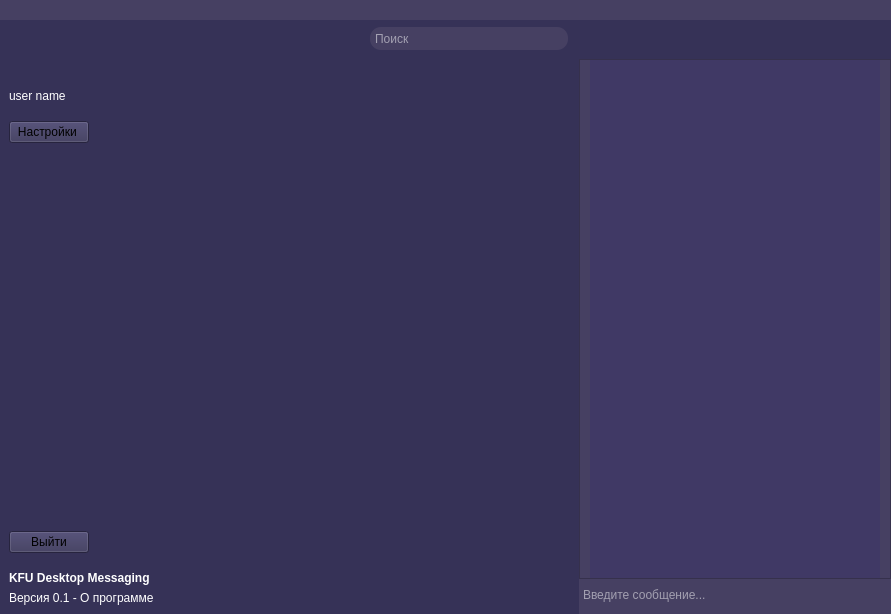
This is client/GUI/UI_MainWindow.ui in Vityshha/desktop-messenger as Qt 5 draws it before an edit. The edited form follows.
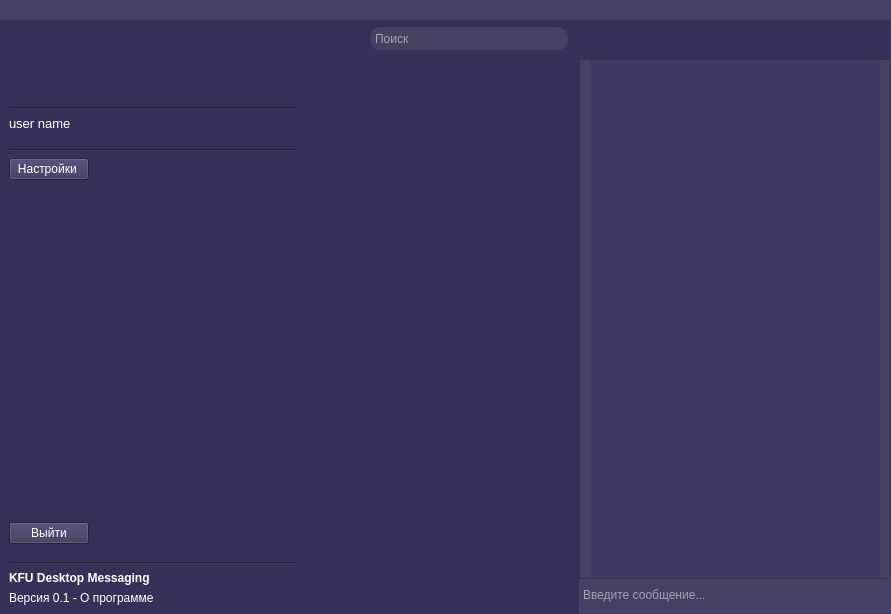
This is the edited form. Icons and pictures are not drawn. Custom widgets are drawn as their Qt base class.

Commit message: add load image

What changed in the file:
```diff
--- a/client/GUI/UI_MainWindow.ui
+++ b/client/GUI/UI_MainWindow.ui
@@ -215,13 +215,13 @@
              <property name="bottomMargin">
               <number>0</number>
              </property>
-             <item alignment="Qt::AlignLeft|Qt::AlignTop">
+             <item alignment="Qt::AlignTop">
               <widget class="QWidget" name="user_info" native="true">
                <layout class="QVBoxLayout" name="verticalLayout_10">
                 <property name="rightMargin">
                  <number>9</number>
                 </property>
-                <item>
+                <item alignment="Qt::AlignLeft">
                  <widget class="QLabel" name="icon_user">
                   <property name="sizePolicy">
                    <sizepolicy hsizetype="Preferred" vsizetype="Preferred">
@@ -229,10 +229,16 @@
                     <verstretch>0</verstretch>
                    </sizepolicy>
                   </property>
+                  <property name="minimumSize">
+                   <size>
+                    <width>50</width>
+                    <height>50</height>
+                   </size>
+                  </property>
                   <property name="font">
                    <font>
                     <family>MS Reference Sans Serif</family>
-                    <pointsize>30</pointsize>
+                    <pointsize>40</pointsize>
                     <stylestrategy>NoAntialias</stylestrategy>
                    </font>
                   </property>
@@ -240,15 +246,29 @@
                    <cursorShape>PointingHandCursor</cursorShape>
                   </property>
                   <property name="styleSheet">
-                   <string notr="true">image: url(GUI/icons/person.png);</string>
+                   <string notr="true">image: url(GUI/icons/person.png);
+border: 3px;
+border-radius: 40px;</string>
                   </property>
                   <property name="text">
                    <string/>
                   </property>
                  </widget>
                 </item>
+                <item>
+                 <widget class="Line" name="line_3">
+                  <property name="orientation">
+                   <enum>Qt::Horizontal</enum>
+                  </property>
+                 </widget>
+                </item>
                 <item alignment="Qt::AlignBottom">
                  <widget class="QLabel" name="name_user">
+                  <property name="font">
+                   <font>
+                    <pointsize>10</pointsize>
+                   </font>
+                  </property>
                   <property name="styleSheet">
                    <string notr="true">color: rgb(255, 255, 255);</string>
                   </property>
@@ -272,8 +292,18 @@
                 <property name="rightMargin">
                  <number>9</number>
                 </property>
+                <item>
+                 <widget class="Line" name="line">
+                  <property name="orientation">
+                   <enum>Qt::Horizontal</enum>
+                  </property>
+                 </widget>
+                </item>
                 <item alignment="Qt::AlignLeft">
                  <widget class="QPushButton" name="btn_menu_settings">
+                  <property name="styleSheet">
+                   <string notr="true">color: rgb(255, 255, 255)</string>
+                  </property>
                   <property name="text">
                    <string>Настройки </string>
                   </property>
@@ -294,6 +324,9 @@
                 </item>
                 <item alignment="Qt::AlignLeft">
                  <widget class="QPushButton" name="btn_user_close">
+                  <property name="styleSheet">
+                   <string notr="true">color: rgb(255, 255, 255)</string>
+                  </property>
                   <property name="text">
                    <string>Выйти</string>
                   </property>
@@ -308,6 +341,13 @@
                 <property name="rightMargin">
                  <number>9</number>
                 </property>
+                <item>
+                 <widget class="Line" name="line_2">
+                  <property name="orientation">
+                   <enum>Qt::Horizontal</enum>
+                  </property>
+                 </widget>
+                </item>
                 <item>
                  <widget class="QLabel" name="app_text">
                   <property name="font">
@@ -468,7 +508,7 @@
                    <string>&lt;!DOCTYPE HTML PUBLIC &quot;-//W3C//DTD HTML 4.0//EN&quot; &quot;http://www.w3.org/TR/REC-html40/strict.dtd&quot;&gt;
 &lt;html&gt;&lt;head&gt;&lt;meta name=&quot;qrichtext&quot; content=&quot;1&quot; /&gt;&lt;style type=&quot;text/css&quot;&gt;
 p, li { white-space: pre-wrap; }
-&lt;/style&gt;&lt;/head&gt;&lt;body style=&quot; font-family:'MS Shell Dlg 2'; font-size:8.25pt; font-weight:400; font-style:normal;&quot;&gt;
+&lt;/style&gt;&lt;/head&gt;&lt;body style=&quot; font-family:'MS Shell Dlg 2'; font-size:7.8pt; font-weight:400; font-style:normal;&quot;&gt;
 &lt;p style=&quot;-qt-paragraph-type:empty; margin-top:0px; margin-bottom:0px; margin-left:0px; margin-right:0px; -qt-block-indent:0; text-indent:0px; font-family:'Segoe UI'; font-size:9pt;&quot;&gt;&lt;br /&gt;&lt;/p&gt;&lt;/body&gt;&lt;/html&gt;</string>
                   </property>
                   <property name="overwriteMode">
@@ -655,8 +695,8 @@
                      <rect>
                       <x>0</x>
                       <y>0</y>
-                      <width>306</width>
-                      <height>519</height>
+                      <width>318</width>
+                      <height>502</height>
                      </rect>
                     </property>
                     <layout class="QHBoxLayout" name="horizontalLayout_5">
@@ -800,7 +840,7 @@
                    <string>&lt;!DOCTYPE HTML PUBLIC &quot;-//W3C//DTD HTML 4.0//EN&quot; &quot;http://www.w3.org/TR/REC-html40/strict.dtd&quot;&gt;
 &lt;html&gt;&lt;head&gt;&lt;meta name=&quot;qrichtext&quot; content=&quot;1&quot; /&gt;&lt;style type=&quot;text/css&quot;&gt;
 p, li { white-space: pre-wrap; }
-&lt;/style&gt;&lt;/head&gt;&lt;body style=&quot; font-family:'MS Shell Dlg 2'; font-size:8.25pt; font-weight:400; font-style:normal;&quot;&gt;
+&lt;/style&gt;&lt;/head&gt;&lt;body style=&quot; font-family:'MS Shell Dlg 2'; font-size:7.8pt; font-weight:400; font-style:normal;&quot;&gt;
 &lt;p style=&quot;-qt-paragraph-type:empty; margin-top:0px; margin-bottom:0px; margin-left:0px; margin-right:0px; -qt-block-indent:0; text-indent:0px; font-family:'Segoe UI'; font-size:9pt;&quot;&gt;&lt;br /&gt;&lt;/p&gt;&lt;/body&gt;&lt;/html&gt;</string>
                   </property>
                   <property name="acceptRichText">
```
The commit also changes 4 other files.
